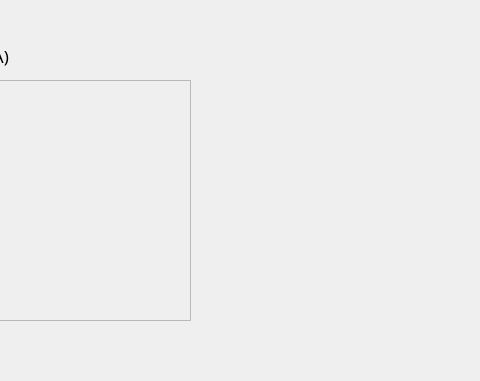
This is PyQt_GUI/sungp.ui in yuunow57/Capstone-Design-Project as Qt 5 draws it before an edit; both pictures show x 800 to 1280 and y 0 to 381 of the 1280 by 800 pixel window. The edited form follows.
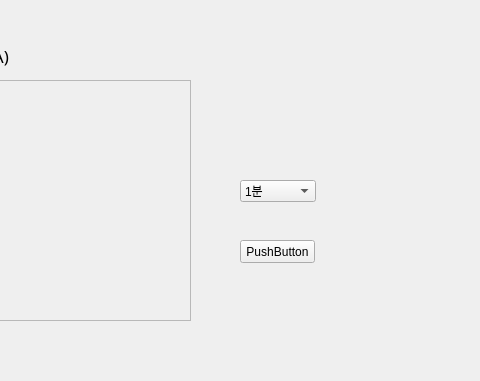
This is the edited form. Custom widgets are drawn as their Qt base class.

The edit to the form file:
```diff
--- a/PyQt_GUI/sungp.ui
+++ b/PyQt_GUI/sungp.ui
@@ -235,6 +235,49 @@
       </property>
      </widget>
     </widget>
+    <widget class="QPushButton" name="btn_show_csv">
+     <property name="geometry">
+      <rect>
+       <x>1070</x>
+       <y>260</y>
+       <width>75</width>
+       <height>23</height>
+      </rect>
+     </property>
+     <property name="text">
+      <string>PushButton</string>
+     </property>
+    </widget>
+    <widget class="QComboBox" name="comboBox_interval">
+     <property name="geometry">
+      <rect>
+       <x>1070</x>
+       <y>200</y>
+       <width>76</width>
+       <height>22</height>
+      </rect>
+     </property>
+     <item>
+      <property name="text">
+       <string>1분</string>
+      </property>
+     </item>
+     <item>
+      <property name="text">
+       <string>10분</string>
+      </property>
+     </item>
+     <item>
+      <property name="text">
+       <string>1시간</string>
+      </property>
+     </item>
+     <item>
+      <property name="text">
+       <string>24시간</string>
+      </property>
+     </item>
+    </widget>
    </widget>
   </widget>
  </widget>
```
